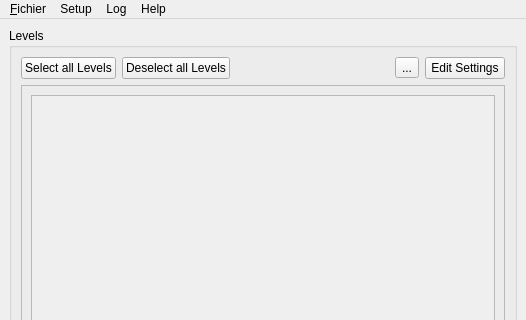
shenyu0403/BatchBuildLightUE4, file BatchLightUE4/Views/WindowsMainWindows.ui: the form before one commit; both pictures show x 0 to 526 and y 0 to 320 of the 526 by 489 pixel window.
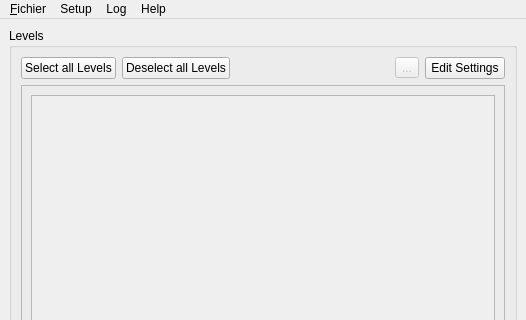
The form after the commit. Icons and pictures are not drawn.

Commit message: Disabled the operator "Refresh" ; not working.

```diff
--- a/BatchLightUE4/Views/WindowsMainWindows.ui
+++ b/BatchLightUE4/Views/WindowsMainWindows.ui
@@ -83,6 +83,9 @@
            </item>
            <item>
             <widget class="QToolButton" name="toolButtonRefresh">
+             <property name="enabled">
+              <bool>false</bool>
+             </property>
              <property name="text">
               <string>...</string>
              </property>
```
Left out of the diff: 2 changed lines with no effect on the pictures. The commit also changes 1 other file.
